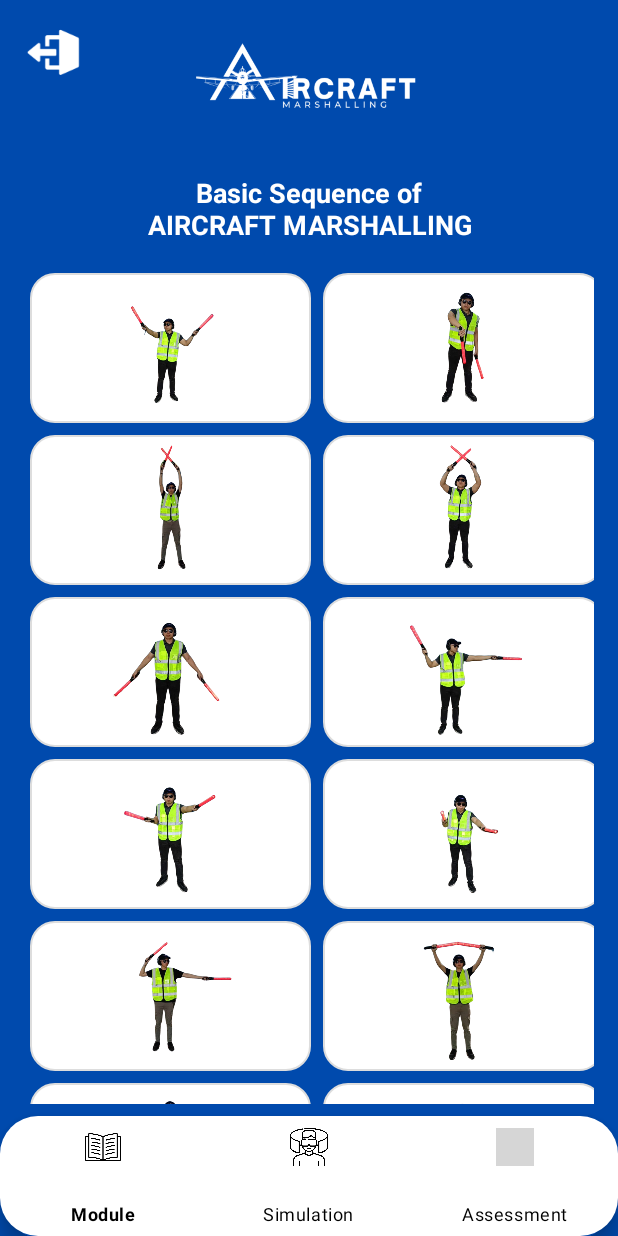
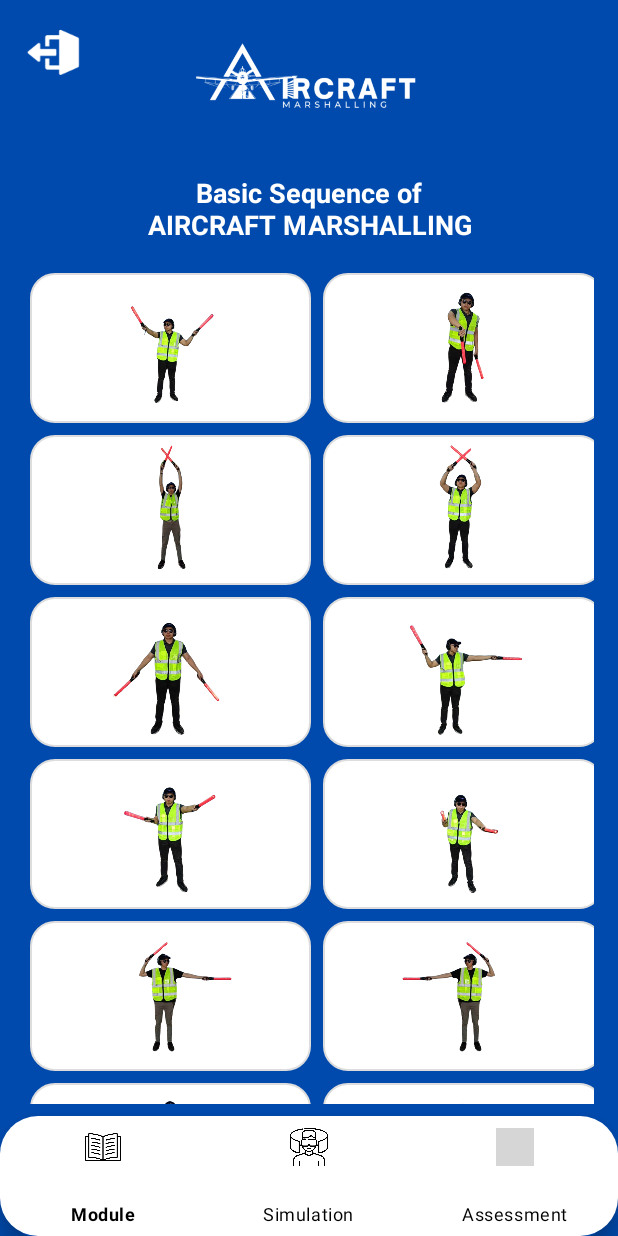
Before and after one commit to bcharles4/AircraftMarshalling---AR, an Android app: the ModulePage screen opened directly, with no data from a screen before it, on a phone screen of 412 x 824 dp. Run offline under Robolectric (Android 15) with nearby library versions, the phone set to English and light mode, and no system bars; grey boxes are pictures that could not be loaded.

Commit message:
replaced chock installed to turn left

```diff
--- a/app/src/main/java/com/example/aircraftmarshalling/ModulePage.java
+++ b/app/src/main/java/com/example/aircraftmarshalling/ModulePage.java
@@ -165,7 +165,7 @@ public class ModulePage extends AppCompatActivity {
 
             // Pass data to the intent
             intent.putExtra("title", "Turn Right Signal");
-            intent.putExtra("description", "This signal tells the pilot to steer the aircraft’s nose to the right. It is used during taxiing or parking. The marshaller raises their left arm and moves their right hand in a circular motion in the direction of the turn.");
+            intent.putExtra("description", "This signal tells the pilot to steer the aircraft’s nose to the right. It is used during taxiing or parking. The marshaller raises their left arm and swings their right hand from left to right in the direction of the turn.");
             intent.putExtra("imageResId", R.drawable.s_turn_right);
 
 
@@ -173,15 +173,30 @@ public class ModulePage extends AppCompatActivity {
             startActivity(intent);
         });
 
-        ImageView chocks = findViewById(R.id.chocks);
-        chocks.setOnClickListener(v -> {
+//        ImageView chocks = findViewById(R.id.chocks);
+//        chocks.setOnClickListener(v -> {
+//            // Create an intent to launch the CuisineViewer
+//            Intent intent = new Intent(ModulePage.this, ModuleViewer.class);
+//
+//            // Pass data to the intent
+//            intent.putExtra("title", "Chocks are Installed Signal");
+//            intent.putExtra("description", "This signal informs the pilot that wheel chocks have been placed and the aircraft is secure. It is safe to shut down engines or begin unloading. The marshaller mimics the placement of chocks by holding fists together in front of the body." );
+//            intent.putExtra("imageResId", R.drawable.s_chocks);
+//
+//
+//            // Start the activity
+//            startActivity(intent);
+//        });
+
+        ImageView turn_left = findViewById(R.id.turn_left);
+        turn_left.setOnClickListener(v -> {
             // Create an intent to launch the CuisineViewer
             Intent intent = new Intent(ModulePage.this, ModuleViewer.class);
 
             // Pass data to the intent
-            intent.putExtra("title", "Chocks are Installed Signal");
-            intent.putExtra("description", "This signal informs the pilot that wheel chocks have been placed and the aircraft is secure. It is safe to shut down engines or begin unloading. The marshaller mimics the placement of chocks by holding fists together in front of the body." );
-            intent.putExtra("imageResId", R.drawable.s_chocks);
+            intent.putExtra("title", "Turn Left Signal");
+            intent.putExtra("description", "This signal tells the pilot to steer the aircraft’s nose to the left. It is used during taxiing or parking. The marshaller raises their right arm and swings their left hand from left to right in the direction of the turn.");
+            intent.putExtra("imageResId", R.drawable.s_turn_left);
 
 
             // Start the activity
--- a/app/src/main/res/layout/activity_module_page.xml
+++ b/app/src/main/res/layout/activity_module_page.xml
@@ -156,12 +156,12 @@
                     android:src="@drawable/s_turn_right"
                     android:contentDescription="Signal" />
                 <ImageView
-                    android:id="@+id/chocks"
+                    android:id="@+id/turn_left"
                     android:layout_width="187dp"
                     android:layout_height="100dp"
                     android:scaleType="fitCenter"
                     android:background="@drawable/image_container_bg"
-                    android:src="@drawable/s_chocks"
+                    android:src="@drawable/s_turn_left"
                     android:contentDescription="Signal" />
                 <ImageView
                     android:id="@+id/slow_down"
```
Also changed, not shown: app/src/main/res/drawable/s_turn_left.png (added).
